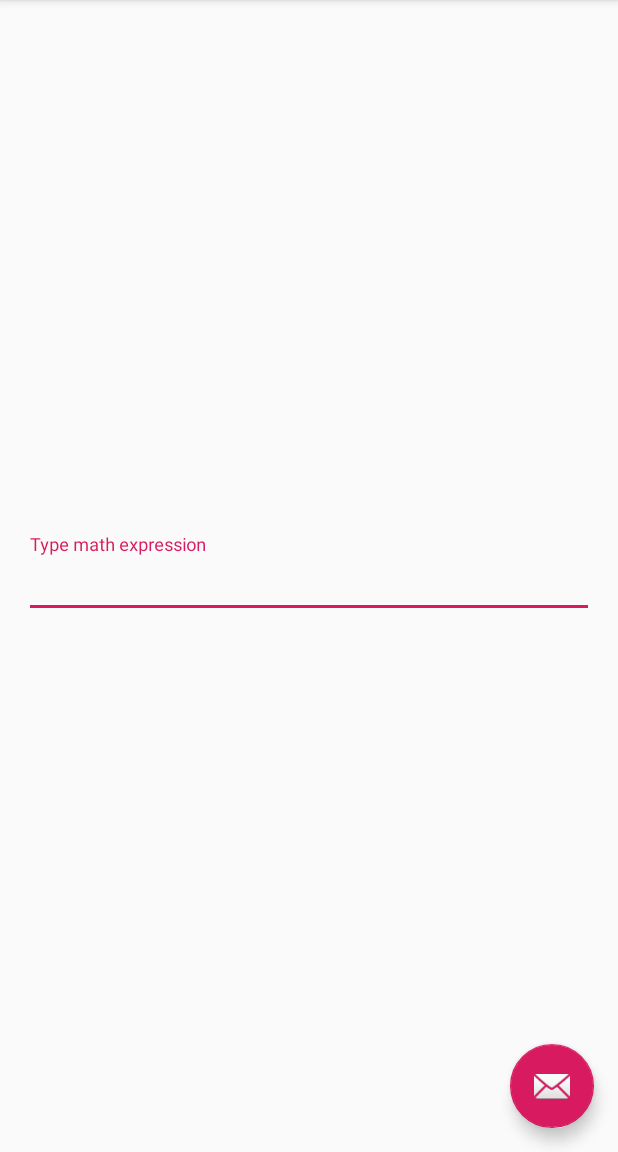
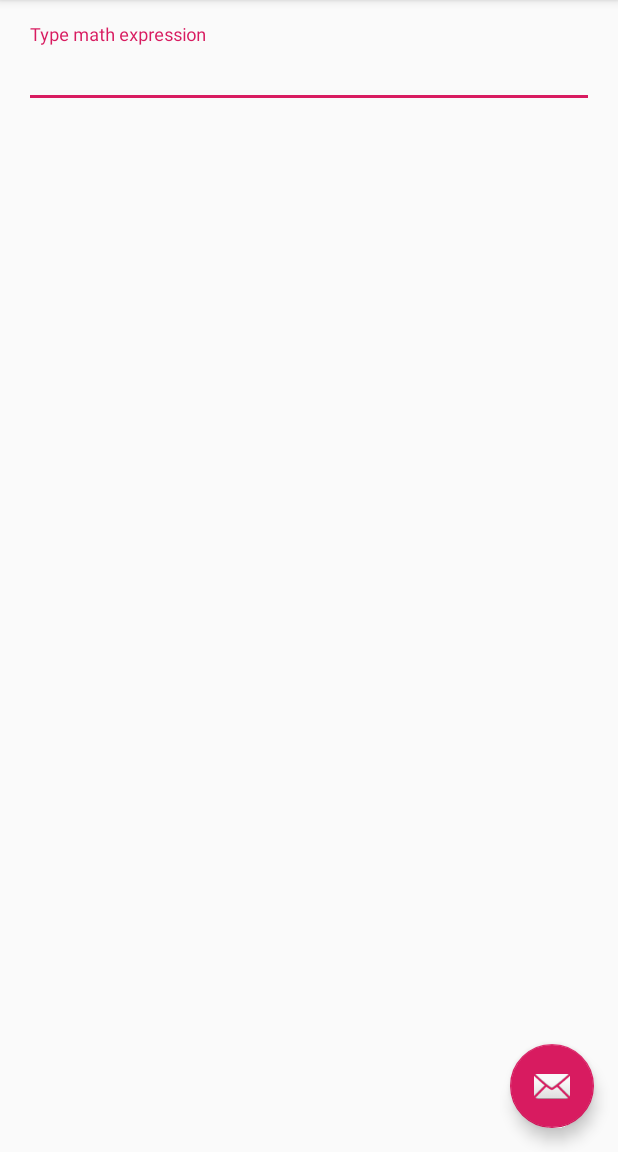
Before and after one commit to XIII-th/calculator, an Android app: the screen it shows after launch (CalculatorActivity), on a phone screen of 412 x 824 dp, the part 84-1236 px from its top. Run offline under Robolectric (Android 15) with nearby library versions, the phone set to English and light mode, and no system bars; our stand-ins replace data binding.

Commit message:
ViewModel factory #10

```diff
--- a/app/src/main/java/com/xiiilab/calculator/CalculatorActivity.java
+++ b/app/src/main/java/com/xiiilab/calculator/CalculatorActivity.java
@@ -1,16 +1,24 @@
 package com.xiiilab.calculator;
 
+import android.arch.lifecycle.ViewModelProviders;
+import android.databinding.DataBindingUtil;
 import android.os.Bundle;
 import android.support.v7.app.AppCompatActivity;
-import android.support.v7.widget.Toolbar;
+import com.xiiilab.calculator.databinding.ActivityCalculatorBinding;
+import com.xiiilab.calculator.vm.CalculatorViewModel;
+import com.xiiilab.calculator.vm.CalculatorVmFactory;
 
 public class CalculatorActivity extends AppCompatActivity {
 
     @Override
     protected void onCreate(Bundle savedInstanceState) {
         super.onCreate(savedInstanceState);
-        setContentView(R.layout.activity_calculator);
-        Toolbar toolbar = findViewById(R.id.toolbar);
-        setSupportActionBar(toolbar);
+        ActivityCalculatorBinding binding = DataBindingUtil.setContentView(this, R.layout.activity_calculator);
+        setSupportActionBar(binding.toolbar);
+
+        CalculatorViewModel viewModel = ViewModelProviders.of(this, CalculatorVmFactory.getInstance()).
+                get(CalculatorViewModel.class);
+        binding.setLifecycleOwner(this);
+        binding.setVm(viewModel);
     }
 }
--- a/app/src/main/java/com/xiiilab/calculator/CalculatorViewModel.java
+++ b/app/src/main/java/com/xiiilab/calculator/vm/CalculatorViewModel.java
@@ -1,4 +1,4 @@
-package com.xiiilab.calculator;
+package com.xiiilab.calculator.vm;
 
 import android.arch.lifecycle.LiveData;
 import android.arch.lifecycle.MutableLiveData;
--- /dev/null
+++ b/app/src/main/java/com/xiiilab/calculator/vm/CalculatorVmFactory.java
@@ -0,0 +1,46 @@
+package com.xiiilab.calculator.vm;
+
+import android.arch.lifecycle.ViewModelProvider;
+import android.support.annotation.NonNull;
+import com.xiiilab.calculator.core.Calculator;
+import com.xiiilab.calculator.core.InputPreprocessor;
+import com.xiiilab.calculator.core.TokenProcessor;
+import com.xiiilab.calculator.core.operator.BinaryOperator;
+import com.xiiilab.calculator.core.operator.Bracket;
+import com.xiiilab.calculator.core.operator.UnaryOperator;
+
+/**
+ * Created by XIII-th on 23.08.2018
+ */
+public class CalculatorVmFactory implements ViewModelProvider.Factory {
+
+    private static final CalculatorVmFactory INSTANCE = new CalculatorVmFactory();
+
+    // TODO: use IoCC (dagger for example)
+    private final InputPreprocessor mInputPreprocessor;
+    private final TokenProcessor mTokenProcessor;
+    private final Calculator mCalculator;
+
+    private CalculatorVmFactory() {
+        mTokenProcessor = new TokenProcessor();
+        mTokenProcessor.
+                addOperators(BinaryOperator.values()).
+                addOperators(UnaryOperator.values()).
+                addOperators(Bracket.values());
+        mInputPreprocessor = new InputPreprocessor(mTokenProcessor.getSupportedOperators());
+        mCalculator = new Calculator();
+    }
+
+    public static CalculatorVmFactory getInstance() {
+        return INSTANCE;
+    }
+
+    @NonNull
+    @Override
+    @SuppressWarnings("unchecked")
+    public CalculatorViewModel create(@NonNull Class modelClass) {
+        if (modelClass != CalculatorViewModel.class)
+            throw new IllegalArgumentException("Unexpected model class " + modelClass);
+        return new CalculatorViewModel(mInputPreprocessor, mTokenProcessor, mCalculator);
+    }
+}
--- a/app/src/main/res/layout/activity_calculator.xml
+++ b/app/src/main/res/layout/activity_calculator.xml
@@ -7,7 +7,7 @@
     <data>
         <variable
                 name="vm"
-                type="com.xiiilab.calculator.CalculatorViewModel"/>
+                type="com.xiiilab.calculator.vm.CalculatorViewModel"/>
     </data>
 
     <android.support.design.widget.CoordinatorLayout
--- a/app/src/main/res/layout/content_calculator.xml
+++ b/app/src/main/res/layout/content_calculator.xml
@@ -6,7 +6,7 @@
     <data>
         <variable
                 name="vm"
-                type="com.xiiilab.calculator.CalculatorViewModel"/>
+                type="com.xiiilab.calculator.vm.CalculatorViewModel"/>
     </data>
 
     <android.support.constraint.ConstraintLayout
@@ -17,21 +17,36 @@
             tools:context=".CalculatorActivity">
 
         <android.support.design.widget.TextInputLayout
+                android:id="@+id/expression_tip"
                 android:layout_width="match_parent"
                 android:layout_height="wrap_content"
                 android:hint="@string/expression_input_label"
                 android:layout_margin="@dimen/input_margin"
                 app:error="@{vm.expressionError}"
-                app:layout_constraintBottom_toBottomOf="parent"
                 app:layout_constraintLeft_toLeftOf="parent"
                 app:layout_constraintRight_toRightOf="parent"
-                app:layout_constraintTop_toTopOf="parent">
+                app:layout_constraintTop_toTopOf="parent"
+                app:layout_constraintBottom_toBottomOf="parent"
+                app:layout_constraintVertical_bias="0.0">
 
             <android.support.design.widget.TextInputEditText
                     android:layout_width="match_parent"
                     android:layout_height="wrap_content"
-                    android:inputType="textShortMessage"/>
+                    android:inputType="textShortMessage"
+                    android:text="@={vm.expression}"/>
         </android.support.design.widget.TextInputLayout>
+
+        <TextView
+                android:layout_width="match_parent"
+                android:layout_height="wrap_content"
+                android:layout_margin="@dimen/input_margin"
+                android:text="@{vm.result}"
+                android:textAlignment="center"
+                app:layout_constraintTop_toBottomOf="@+id/expression_tip"
+                app:layout_constraintLeft_toLeftOf="parent"
+                app:layout_constraintRight_toRightOf="parent"
+                app:layout_constraintBottom_toBottomOf="parent"
+                app:layout_constraintVertical_bias="0.0"/>
 
     </android.support.constraint.ConstraintLayout>
 </layout>
```
